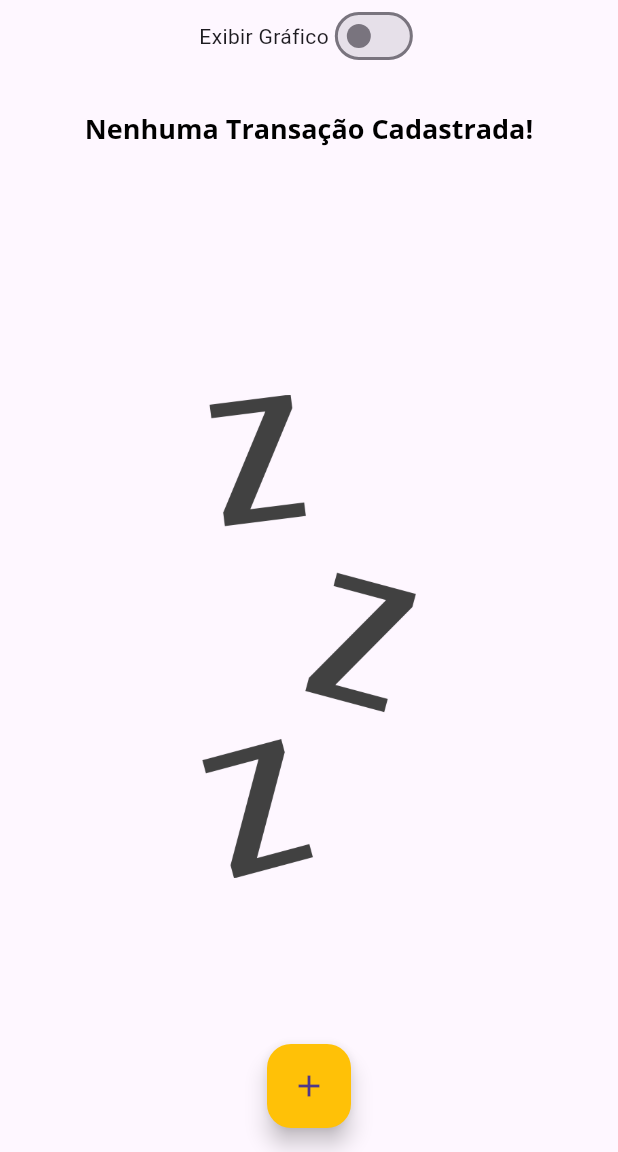
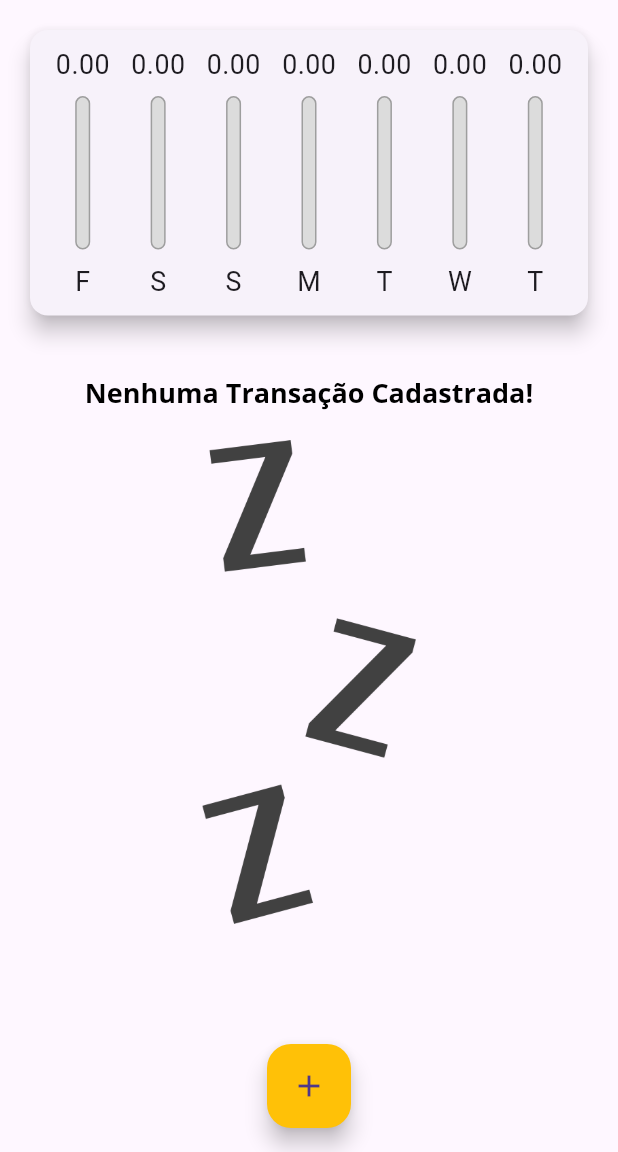
Before and after one commit to netsoncavina/flutter_expenses, a Flutter app: the screen it shows after launch, on a phone screen of 412 x 824 dp, the part 84-1236 px from its top. Run offline on Flutter 3.47's test engine with Material 3 defaults, Android fonts, the phone set to English and light mode, and no system bars.

Commit message:
Correções de layout

```diff
--- a/lib/components/transaction_form.dart
+++ b/lib/components/transaction_form.dart
@@ -73,7 +73,7 @@ class _TransactionFormState extends State<TransactionForm> {
                   children: <Widget>[
                     Expanded(
                       child: Text(
-                        selectedDate != null ? "Data Selecionada: ${DateFormat('dd/MM/y').format(selectedDate!)}" : "Nenhuma data selecionada!",
+                        selectedDate != null ? "Data Selecionada: ${DateFormat('dd/MM/y').format(selectedDate)}" : "Nenhuma data selecionada!",
                       ),
                     ),
                     TextButton(
--- a/lib/components/transaction_list.dart
+++ b/lib/components/transaction_list.dart
@@ -13,18 +13,15 @@ class TransactionList extends StatelessWidget {
         ? LayoutBuilder(builder: (ctx, constraints) {
             return Column(
               children: [
-                SizedBox(
-                  height: constraints.maxHeight * 0.05,
+                const SizedBox(
+                  height: 20,
                 ),
-                SizedBox(
-                  height: constraints.maxHeight * 0.3,
-                  child: Text(
-                    'Nenhuma Transação Cadastrada!',
-                    style: Theme.of(context).textTheme.titleLarge,
-                  ),
+                Text(
+                  'Nenhuma Transação Cadastrada!',
+                  style: Theme.of(context).textTheme.titleLarge,
                 ),
-                SizedBox(
-                  height: constraints.maxHeight * 0.05,
+                const SizedBox(
+                  height: 20,
                 ),
                 SizedBox(
                   height: constraints.maxHeight * 0.6,
--- a/lib/main.dart
+++ b/lib/main.dart
@@ -82,6 +82,8 @@ class _MyHomePageState extends State<MyHomePage> {
 
   @override
   Widget build(BuildContext context) {
+    bool isLandscape = MediaQuery.of(context).orientation == Orientation.landscape;
+
     final appBar = AppBar(
       title: Text('Despesas Pessoais',
           style: TextStyle(
@@ -104,6 +106,7 @@ class _MyHomePageState extends State<MyHomePage> {
         child: Column(
           crossAxisAlignment: CrossAxisAlignment.stretch,
           children: [
+            if (isLandscape)
               Row(
                 mainAxisAlignment: MainAxisAlignment.center,
                 children: [
@@ -117,8 +120,8 @@ class _MyHomePageState extends State<MyHomePage> {
                       }),
                 ],
               ),
-            if (_showChart) SizedBox(height: availableHeight * 0.3, child: Chart(_recentTransactions)),
-            if (!_showChart)
+            if (_showChart || !isLandscape) SizedBox(height: availableHeight * (isLandscape ? 0.7 : 0.3), child: Chart(_recentTransactions)),
+            if (!_showChart || !isLandscape)
               SizedBox(
                   height: availableHeight * 0.7,
                   child: TransactionList(transactions: _transactions, onDelete: _deleteTransaction)) // TransactionUser()
```
Lines whose indentation alone changed are shown as unchanged.
